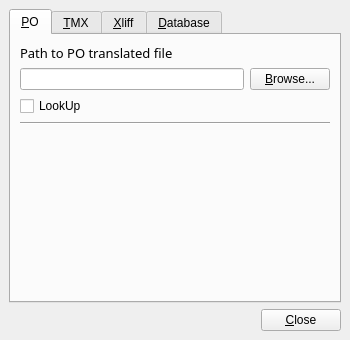
Old version of the form pootling/ui/tmSetting.ui in the repository cc-archive/pootle.
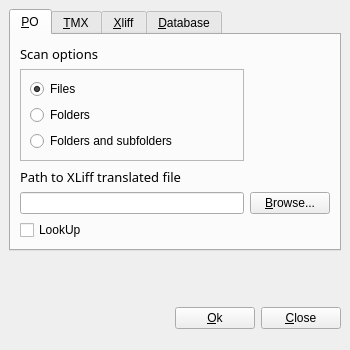
New version of the form. The open tabs and pages were chosen to show the change.

Commit message: add more options for setting TM

```diff
--- a/pootling/ui/tmSetting.ui
+++ b/pootling/ui/tmSetting.ui
@@ -6,11 +6,11 @@
     <x>0</x>
     <y>0</y>
     <width>350</width>
-    <height>340</height>
+    <height>350</height>
    </rect>
   </property>
   <property name="windowTitle" >
-   <string>Form</string>
+   <string>Translation Memory Settings</string>
   </property>
   <layout class="QGridLayout" >
    <property name="margin" >
@@ -19,6 +19,46 @@
    <property name="spacing" >
     <number>6</number>
    </property>
+   <item row="2" column="2" >
+    <widget class="QPushButton" name="btnClose" >
+     <property name="text" >
+      <string>&amp;Close</string>
+     </property>
+    </widget>
+   </item>
+   <item row="2" column="1" >
+    <widget class="QPushButton" name="btnOk" >
+     <property name="text" >
+      <string>&amp;Ok</string>
+     </property>
+    </widget>
+   </item>
+   <item row="2" column="0" >
+    <spacer>
+     <property name="orientation" >
+      <enum>Qt::Horizontal</enum>
+     </property>
+     <property name="sizeHint" >
+      <size>
+       <width>141</width>
+       <height>46</height>
+      </size>
+     </property>
+    </spacer>
+   </item>
+   <item row="1" column="0" colspan="3" >
+    <spacer>
+     <property name="orientation" >
+      <enum>Qt::Vertical</enum>
+     </property>
+     <property name="sizeHint" >
+      <size>
+       <width>332</width>
+       <height>16</height>
+      </size>
+     </property>
+    </spacer>
+   </item>
    <item row="0" column="0" colspan="3" >
     <widget class="QTabWidget" name="tabXliff" >
      <property name="currentIndex" >
@@ -35,76 +75,124 @@
        <property name="spacing" >
         <number>6</number>
        </property>
-       <item row="4" column="0" colspan="2" >
-        <spacer>
-         <property name="orientation" >
-          <enum>Qt::Vertical</enum>
-         </property>
-         <property name="sizeHint" >
-          <size>
-           <width>301</width>
-           <height>221</height>
-          </size>
-         </property>
-        </spacer>
-       </item>
-       <item row="3" column="0" colspan="2" >
-        <widget class="Line" name="line" >
-         <property name="orientation" >
-          <enum>Qt::Horizontal</enum>
-         </property>
-        </widget>
-       </item>
-       <item row="0" column="0" colspan="2" >
-        <widget class="QLabel" name="label" >
-         <property name="sizePolicy" >
-          <sizepolicy>
-           <hsizetype>1</hsizetype>
-           <vsizetype>1</vsizetype>
-           <horstretch>0</horstretch>
-           <verstretch>0</verstretch>
-          </sizepolicy>
-         </property>
-         <property name="font" >
-          <font>
-           <family>Sans Serif</family>
-           <pointsize>10</pointsize>
-           <weight>50</weight>
-           <italic>false</italic>
-           <bold>false</bold>
-           <underline>false</underline>
-           <strikeout>false</strikeout>
-          </font>
-         </property>
-         <property name="text" >
-          <string>Path to PO translated file</string>
-         </property>
-        </widget>
-       </item>
        <item row="1" column="0" >
-        <widget class="QLineEdit" name="linePOfile" >
+        <widget class="QFrame" name="frame_3" >
+         <property name="frameShape" >
+          <enum>QFrame::StyledPanel</enum>
+         </property>
+         <property name="frameShadow" >
+          <enum>QFrame::Raised</enum>
+         </property>
+         <layout class="QGridLayout" >
+          <property name="margin" >
+           <number>9</number>
+          </property>
+          <property name="spacing" >
+           <number>6</number>
+          </property>
+          <item row="1" column="0" >
+           <widget class="QRadioButton" name="radPoFolder" >
+            <property name="text" >
+             <string>Folders</string>
+            </property>
+           </widget>
+          </item>
+          <item row="0" column="0" >
+           <widget class="QRadioButton" name="radPoFile" >
+            <property name="text" >
+             <string>Files</string>
+            </property>
+            <property name="checked" >
+             <bool>true</bool>
+            </property>
+           </widget>
+          </item>
+          <item row="2" column="0" >
+           <widget class="QRadioButton" name="radPoFolder_sub" >
+            <property name="text" >
+             <string>Folders and subfolders</string>
+            </property>
+           </widget>
+          </item>
+         </layout>
+        </widget>
+       </item>
+       <item row="3" column="0" >
+        <widget class="QLineEdit" name="linePoFile" >
          <property name="readOnly" >
           <bool>false</bool>
          </property>
         </widget>
        </item>
-       <item row="1" column="1" >
-        <widget class="QPushButton" name="btnPOfile" >
-         <property name="sizePolicy" >
-          <sizepolicy>
-           <hsizetype>1</hsizetype>
-           <vsizetype>1</vsizetype>
-           <horstretch>0</horstretch>
-           <verstretch>0</verstretch>
-          </sizepolicy>
-         </property>
-         <property name="text" >
-          <string>&amp;Browse...</string>
-         </property>
-        </widget>
-       </item>
        <item row="2" column="0" >
-        <widget class="QCheckBox" name="poLookup" >
+        <widget class="QLabel" name="label_11" >
+         <property name="sizePolicy" >
+          <sizepolicy>
+           <hsizetype>1</hsizetype>
+           <vsizetype>1</vsizetype>
+           <horstretch>0</horstretch>
+           <verstretch>0</verstretch>
+          </sizepolicy>
+         </property>
+         <property name="font" >
+          <font>
+           <family>Sans Serif</family>
+           <pointsize>10</pointsize>
+           <weight>50</weight>
+           <italic>false</italic>
+           <bold>false</bold>
+           <underline>false</underline>
+           <strikeout>false</strikeout>
+          </font>
+         </property>
+         <property name="text" >
+          <string>Path to XLiff translated file</string>
+         </property>
+        </widget>
+       </item>
+       <item row="0" column="0" >
+        <widget class="QLabel" name="label_10" >
+         <property name="sizePolicy" >
+          <sizepolicy>
+           <hsizetype>1</hsizetype>
+           <vsizetype>1</vsizetype>
+           <horstretch>0</horstretch>
+           <verstretch>0</verstretch>
+          </sizepolicy>
+         </property>
+         <property name="font" >
+          <font>
+           <family>Sans Serif</family>
+           <pointsize>10</pointsize>
+           <weight>50</weight>
+           <italic>false</italic>
+           <bold>false</bold>
+           <underline>false</underline>
+           <strikeout>false</strikeout>
+          </font>
+         </property>
+         <property name="text" >
+          <string>Scan options</string>
+         </property>
+        </widget>
+       </item>
+       <item row="3" column="1" >
+        <widget class="QPushButton" name="btnPoFile" >
+         <property name="sizePolicy" >
+          <sizepolicy>
+           <hsizetype>1</hsizetype>
+           <vsizetype>1</vsizetype>
+           <horstretch>0</horstretch>
+           <verstretch>0</verstretch>
+          </sizepolicy>
+         </property>
+         <property name="text" >
+          <string>&amp;Browse...</string>
+         </property>
+        </widget>
+       </item>
+       <item row="4" column="0" >
+        <widget class="QCheckBox" name="xliffLookup_3" >
          <property name="autoFillBackground" >
           <bool>false</bool>
          </property>
@@ -129,28 +217,8 @@
        <property name="spacing" >
         <number>6</number>
        </property>
-       <item row="4" column="0" colspan="2" >
-        <spacer>
-         <property name="orientation" >
-          <enum>Qt::Vertical</enum>
-         </property>
-         <property name="sizeHint" >
-          <size>
-           <width>301</width>
-           <height>221</height>
-          </size>
-         </property>
-        </spacer>
-       </item>
-       <item row="3" column="0" colspan="2" >
-        <widget class="Line" name="line_3" >
-         <property name="orientation" >
-          <enum>Qt::Horizontal</enum>
-         </property>
-        </widget>
-       </item>
-       <item row="1" column="1" >
-        <widget class="QPushButton" name="btnTMXfile" >
+       <item row="3" column="1" >
+        <widget class="QPushButton" name="btnPoFile" >
          <property name="sizePolicy" >
           <sizepolicy>
            <hsizetype>1</hsizetype>
@@ -164,8 +232,15 @@
          </property>
         </widget>
        </item>
-       <item row="2" column="0" >
-        <widget class="QCheckBox" name="tmxLookup" >
+       <item row="3" column="0" >
+        <widget class="QLineEdit" name="lineTmxFile" >
+         <property name="readOnly" >
+          <bool>false</bool>
+         </property>
+        </widget>
+       </item>
+       <item row="4" column="0" >
+        <widget class="QCheckBox" name="xliffLookup_2" >
          <property name="autoFillBackground" >
           <bool>false</bool>
          </property>
@@ -177,15 +252,34 @@
          </property>
         </widget>
        </item>
-       <item row="1" column="0" >
-        <widget class="QLineEdit" name="lineTMXfile" >
-         <property name="readOnly" >
-          <bool>false</bool>
+       <item row="2" column="0" >
+        <widget class="QLabel" name="label_9" >
+         <property name="sizePolicy" >
+          <sizepolicy>
+           <hsizetype>1</hsizetype>
+           <vsizetype>1</vsizetype>
+           <horstretch>0</horstretch>
+           <verstretch>0</verstretch>
+          </sizepolicy>
+         </property>
+         <property name="font" >
+          <font>
+           <family>Sans Serif</family>
+           <pointsize>10</pointsize>
+           <weight>50</weight>
+           <italic>false</italic>
+           <bold>false</bold>
+           <underline>false</underline>
+           <strikeout>false</strikeout>
+          </font>
+         </property>
+         <property name="text" >
+          <string>Path to XLiff translated file</string>
          </property>
         </widget>
        </item>
        <item row="0" column="0" >
-        <widget class="QLabel" name="label_4" >
+        <widget class="QLabel" name="label_8" >
          <property name="sizePolicy" >
           <sizepolicy>
            <hsizetype>1</hsizetype>
@@ -206,10 +300,52 @@
           </font>
          </property>
          <property name="text" >
-          <string>Path to TMX translated file</string>
+          <string>Scan options</string>
          </property>
         </widget>
        </item>
+       <item row="1" column="0" >
+        <widget class="QFrame" name="frame_2" >
+         <property name="frameShape" >
+          <enum>QFrame::StyledPanel</enum>
+         </property>
+         <property name="frameShadow" >
+          <enum>QFrame::Raised</enum>
+         </property>
+         <layout class="QGridLayout" >
+          <property name="margin" >
+           <number>9</number>
+          </property>
+          <property name="spacing" >
+           <number>6</number>
+          </property>
+          <item row="1" column="0" >
+           <widget class="QRadioButton" name="radTmxFolder" >
+            <property name="text" >
+             <string>Folders</string>
+            </property>
+           </widget>
+          </item>
+          <item row="0" column="0" >
+           <widget class="QRadioButton" name="radTmxFile" >
+            <property name="text" >
+             <string>Files</string>
+            </property>
+            <property name="checked" >
+             <bool>true</bool>
+            </property>
+           </widget>
+          </item>
+          <item row="2" column="0" >
+           <widget class="QRadioButton" name="radTmxFolder_sub" >
+            <property name="text" >
+             <string>Folders and subfolders</string>
+            </property>
+           </widget>
+          </item>
+         </layout>
+        </widget>
+       </item>
       </layout>
      </widget>
      <widget class="QWidget" name="tabXliff" >
@@ -223,27 +359,7 @@
        <property name="spacing" >
         <number>6</number>
        </property>
-       <item row="4" column="0" colspan="2" >
-        <spacer>
-         <property name="orientation" >
-          <enum>Qt::Vertical</enum>
-         </property>
-         <property name="sizeHint" >
-          <size>
-           <width>301</width>
-           <height>221</height>
-          </size>
-         </property>
-        </spacer>
-       </item>
-       <item row="1" column="0" >
-        <widget class="QLineEdit" name="lineXliffFile" >
-         <property name="readOnly" >
-          <bool>false</bool>
-         </property>
-        </widget>
-       </item>
-       <item row="2" column="0" >
+       <item row="4" column="0" >
         <widget class="QCheckBox" name="xliffLookup" >
          <property name="autoFillBackground" >
           <bool>false</bool>
@@ -256,22 +372,7 @@
          </property>
         </widget>
        </item>
-       <item row="1" column="1" >
-        <widget class="QPushButton" name="btnXLiffFile" >
-         <property name="sizePolicy" >
-          <sizepolicy>
-           <hsizetype>1</hsizetype>
-           <vsizetype>1</vsizetype>
-           <horstretch>0</horstretch>
-           <verstretch>0</verstretch>
-          </sizepolicy>
-         </property>
-         <property name="text" >
-          <string>&amp;Browse...</string>
-         </property>
-        </widget>
-       </item>
-       <item row="0" column="0" >
+       <item row="2" column="0" >
         <widget class="QLabel" name="label_6" >
          <property name="sizePolicy" >
           <sizepolicy>
@@ -297,11 +398,94 @@
          </property>
         </widget>
        </item>
-       <item row="3" column="0" colspan="2" >
-        <widget class="Line" name="line_5" >
-         <property name="orientation" >
-          <enum>Qt::Horizontal</enum>
+       <item row="3" column="1" >
+        <widget class="QPushButton" name="btnXLiffFile" >
+         <property name="sizePolicy" >
+          <sizepolicy>
+           <hsizetype>1</hsizetype>
+           <vsizetype>1</vsizetype>
+           <horstretch>0</horstretch>
+           <verstretch>0</verstretch>
+          </sizepolicy>
          </property>
+         <property name="text" >
+          <string>&amp;Browse...</string>
+         </property>
+        </widget>
+       </item>
+       <item row="3" column="0" >
+        <widget class="QLineEdit" name="lineXliffFile" >
+         <property name="readOnly" >
+          <bool>false</bool>
+         </property>
+        </widget>
+       </item>
+       <item row="0" column="0" >
+        <widget class="QLabel" name="label_7" >
+         <property name="sizePolicy" >
+          <sizepolicy>
+           <hsizetype>1</hsizetype>
+           <vsizetype>1</vsizetype>
+           <horstretch>0</horstretch>
+           <verstretch>0</verstretch>
+          </sizepolicy>
+         </property>
+         <property name="font" >
+          <font>
+           <family>Sans Serif</family>
+           <pointsize>10</pointsize>
+           <weight>50</weight>
+           <italic>false</italic>
+           <bold>false</bold>
+           <underline>false</underline>
+           <strikeout>false</strikeout>
+          </font>
+         </property>
+         <property name="text" >
+          <string>Scan options</string>
+         </property>
+        </widget>
+       </item>
+       <item row="1" column="0" >
+        <widget class="QFrame" name="frame" >
+         <property name="frameShape" >
+          <enum>QFrame::StyledPanel</enum>
+         </property>
+         <property name="frameShadow" >
+          <enum>QFrame::Raised</enum>
+         </property>
+         <layout class="QGridLayout" >
+          <property name="margin" >
+           <number>9</number>
+          </property>
+          <property name="spacing" >
+           <number>6</number>
+          </property>
+          <item row="1" column="0" >
+           <widget class="QRadioButton" name="radXLiffFolder" >
+            <property name="text" >
+             <string>Folders</string>
+            </property>
+           </widget>
+          </item>
+          <item row="0" column="0" >
+           <widget class="QRadioButton" name="radXLiffFile" >
+            <property name="text" >
+             <string>Files</string>
+            </property>
+            <property name="checked" >
+             <bool>true</bool>
+            </property>
+           </widget>
+          </item>
+          <item row="2" column="0" >
+           <widget class="QRadioButton" name="radXLiffFolder_sub" >
+            <property name="text" >
+             <string>Folders and subfolders</string>
+            </property>
+           </widget>
+          </item>
+         </layout>
         </widget>
        </item>
       </layout>
@@ -313,39 +497,6 @@
      </widget>
     </widget>
    </item>
-   <item row="1" column="0" colspan="3" >
-    <spacer>
-     <property name="orientation" >
-      <enum>Qt::Vertical</enum>
-     </property>
-     <property name="sizeHint" >
-      <size>
-       <width>332</width>
-       <height>16</height>
-      </size>
-     </property>
-    </spacer>
-   </item>
-   <item rowspan="2" row="2" column="0" >
-    <spacer>
-     <property name="orientation" >
-      <enum>Qt::Horizontal</enum>
-     </property>
-     <property name="sizeHint" >
-      <size>
-       <width>231</width>
-       <height>20</height>
-      </size>
-     </property>
-    </spacer>
-   </item>
-   <item rowspan="2" row="2" column="2" >
-    <widget class="QPushButton" name="btnClose" >
-     <property name="text" >
-      <string>&amp;Close</string>
-     </property>
-    </widget>
-   </item>
   </layout>
  </widget>
  <resources/>
```
